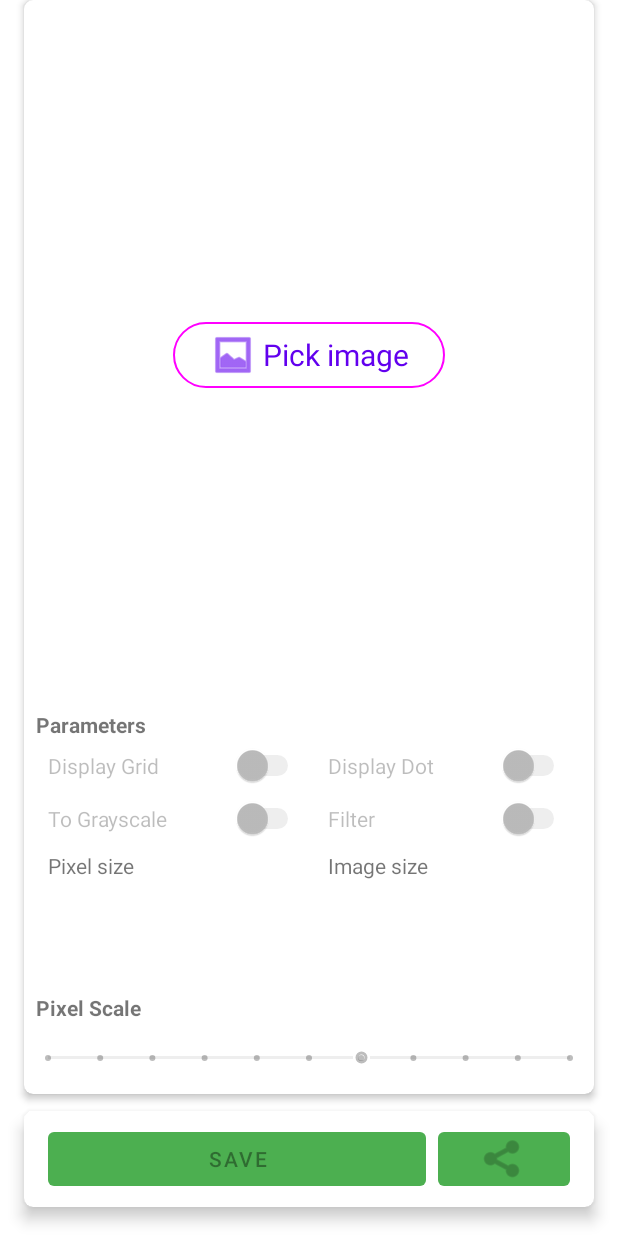
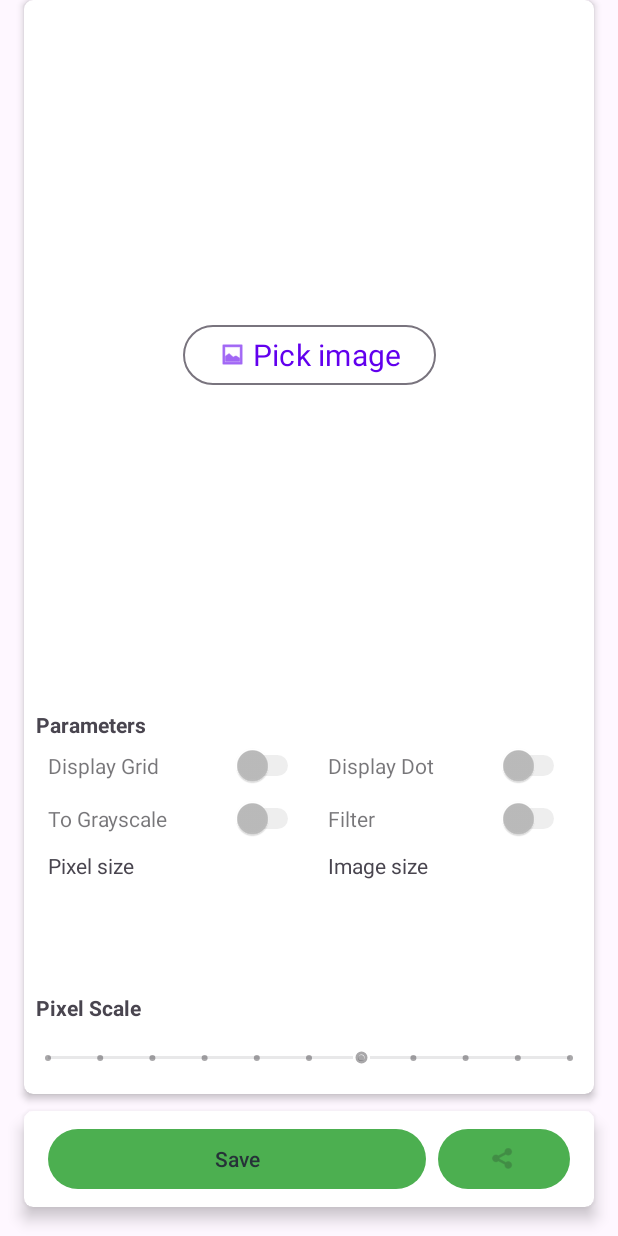
Before and after one commit to DaniilVdovin/Pixeling, an Android app: the screen it shows after launch (MainActivity), on a phone screen of 412 x 824 dp. Run offline under Robolectric (Android 15) with nearby library versions, the phone set to English and light mode, and no system bars; our stand-ins replace AdMob; plain views replace AdManagerAdView; 5 statements that could not run were skipped.

Commit message:
Material3

```diff
--- a/app/src/main/res/layout/activity_main.xml
+++ b/app/src/main/res/layout/activity_main.xml
@@ -78,7 +78,8 @@
                 app:layout_constraintEnd_toEndOf="parent"
                 app:layout_constraintStart_toStartOf="parent"
                 app:layout_constraintTop_toTopOf="parent"
-                app:layout_constraintVertical_bias="0.0" />
+                app:layout_constraintVertical_bias="0.0"
+                android:contentDescription="@string/processed_image" />
 
             <SeekBar
                 android:id="@+id/sb_pixelRate"
@@ -136,7 +137,7 @@
                         android:layout_marginEnd="8dp"
                         android:layout_weight="1"
                         android:text="@string/d_grid"
-                        tools:ignore="UseSwitchCompatOrMaterialXml" />
+                        tools:ignore="UseSwitchCompatOrMaterialXml,TouchTargetSizeCheck" />
 
                     <Switch
                         android:id="@+id/s_dot"
@@ -146,7 +147,7 @@
                         android:layout_marginEnd="8dp"
                         android:layout_weight="1"
                         android:text="@string/d_dot"
-                        tools:ignore="UseSwitchCompatOrMaterialXml" />
+                        tools:ignore="UseSwitchCompatOrMaterialXml,TouchTargetSizeCheck" />
                 </TableRow>
 
                 <TableRow
@@ -163,7 +164,7 @@
                         android:layout_marginEnd="8dp"
                         android:layout_weight="1"
                         android:text="@string/d_gray"
-                        tools:ignore="UseSwitchCompatOrMaterialXml" />
+                        tools:ignore="UseSwitchCompatOrMaterialXml,TouchTargetSizeCheck" />
 
                     <Switch
                         android:id="@+id/s_filter"
@@ -173,7 +174,7 @@
                         android:layout_marginEnd="8dp"
                         android:layout_weight="1"
                         android:text="@string/filter"
-                        tools:ignore="UseSwitchCompatOrMaterialXml" />
+                        tools:ignore="UseSwitchCompatOrMaterialXml,TouchTargetSizeCheck" />
                 </TableRow>
 
                 <TableRow
@@ -200,10 +201,6 @@
                         android:layout_weight="1"
                         android:text="@string/i_s" />
                 </TableRow>
-
-                <TableRow
-                    android:layout_width="match_parent"
-                    android:layout_height="match_parent" />
 
             </TableLayout>
 
@@ -264,7 +261,9 @@
                 android:layout_marginLeft="8dp"
                 android:layout_marginRight="8dp"
                 android:layout_weight="1"
-                android:text="@string/save" />
+                android:text="@string/save"
+                android:textColor="#263238"
+                tools:ignore="TextContrastCheck" />
 
             <Button
                 android:id="@+id/b_share"
@@ -273,6 +272,7 @@
                 android:layout_height="48dp"
                 android:layout_marginEnd="8dp"
                 android:layout_weight="0"
+                android:contentDescription="@string/b_share"
                 app:icon="@android:drawable/ic_menu_share"
                 app:iconGravity="textStart"
                 app:iconPadding="0dp" />
--- a/app/src/main/res/values-night/themes.xml
+++ b/app/src/main/res/values-night/themes.xml
@@ -1,6 +1,6 @@
 <resources xmlns:tools="http://schemas.android.com/tools">
     <!-- Base application theme. -->
-    <style name="Theme.PixelIt" parent="Theme.MaterialComponents.DayNight.NoActionBar">
+    <style name="Theme.PixelIt" parent="Theme.Material3.DayNight.NoActionBar">
         <!-- Primary brand color. -->
         <item name="colorPrimary">@color/purple_200</item>
         <item name="colorPrimaryVariant">@color/purple_700</item>
@@ -9,14 +9,12 @@
         <item name="colorSecondary">@color/teal_200</item>
         <item name="colorSecondaryVariant">@color/teal_200</item>
         <item name="colorOnSecondary">@color/black</item>
-        <!-- Status bar color. -->
-        <item name="android:statusBarColor" tools:targetApi="l">?attr/colorPrimaryVariant</item>
         <!-- Customize your theme here. -->
     </style>
-    <style name="Theme.CButton.Green" parent="Widget.MaterialComponents.Button">
+    <style name="Theme.CButton.Green" parent="Widget.Material3.Button">
         <item name="backgroundTint">#4CAF50</item>
     </style>
-    <style name="Theme.CButton.Red" parent="Widget.MaterialComponents.Button">
+    <style name="Theme.CButton.Red" parent="Widget.Material3.Button">
         <item name="backgroundTint">#F44336</item>
     </style>
 </resources>
--- a/app/src/main/res/values/strings.xml
+++ b/app/src/main/res/values/strings.xml
@@ -19,4 +19,5 @@
     <string name="sww">Something went wrong</string>
     <string name="notfound">Your device is not supporting the crop action</string>
     <string name="original">originally</string>
+    <string name="processed_image">Processed Image</string>
 </resources>
--- a/app/src/main/res/values/themes.xml
+++ b/app/src/main/res/values/themes.xml
@@ -1,6 +1,6 @@
 <resources xmlns:tools="http://schemas.android.com/tools">
     <!-- Base application theme. -->
-    <style name="Theme.PixelIt" parent="Theme.MaterialComponents.DayNight.NoActionBar">
+    <style name="Theme.PixelIt" parent="Theme.Material3.DayNight.NoActionBar">
         <!-- Primary brand color. -->
         <item name="colorPrimary">@color/purple_500</item>
         <item name="colorPrimaryVariant">@color/purple_700</item>
@@ -9,14 +9,12 @@
         <item name="colorSecondary">@color/teal_200</item>
         <item name="colorSecondaryVariant">@color/teal_700</item>
         <item name="colorOnSecondary">@color/black</item>
-        <!-- Status bar color. -->
-        <item name="android:statusBarColor" tools:targetApi="l">?attr/colorPrimaryVariant</item>
         <!-- Customize your theme here. -->
     </style>
-    <style name="Theme.CButton.Green" parent="Widget.MaterialComponents.Button">
+    <style name="Theme.CButton.Green" parent="Widget.Material3.Button">
         <item name="backgroundTint">#4CAF50</item>
     </style>
-    <style name="Theme.CButton.Red" parent="Widget.MaterialComponents.Button">
+    <style name="Theme.CButton.Red" parent="Widget.Material3.Button">
         <item name="backgroundTint">#F44336</item>
     </style>
 </resources>
```
Also changed, not shown: 1 other file.
